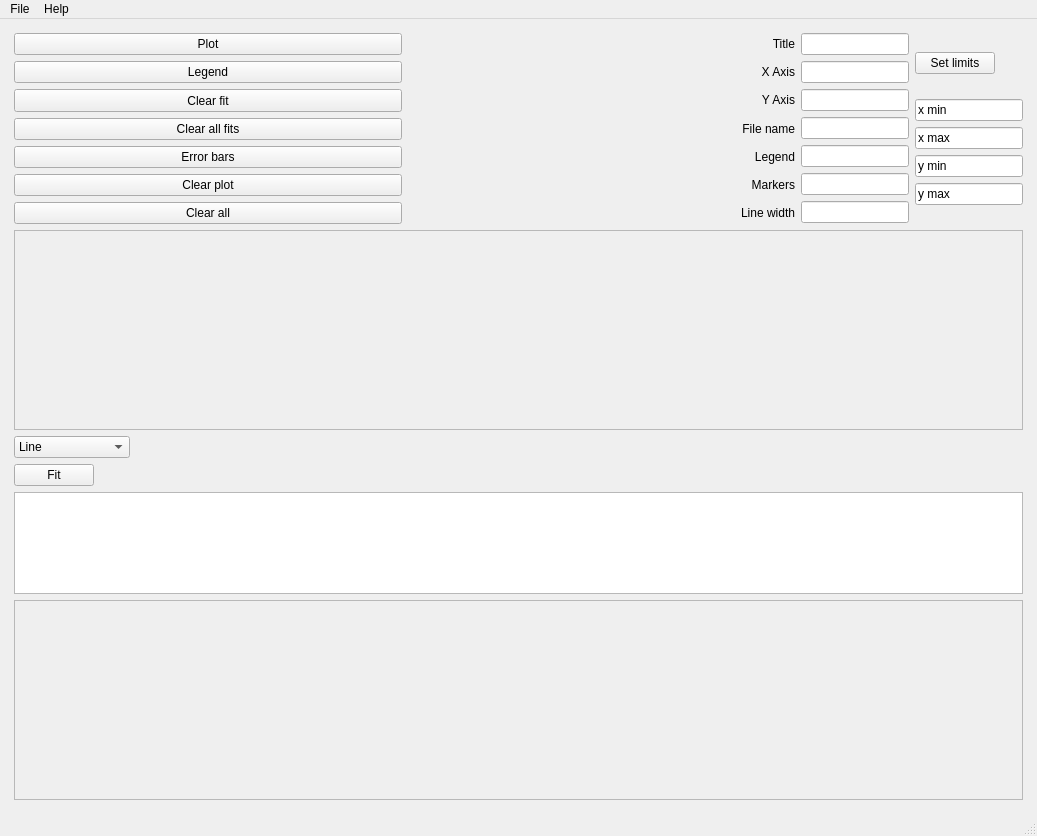
First picture: the form in a.ui, repository Arepop/Quick-Fitter, before the edit.
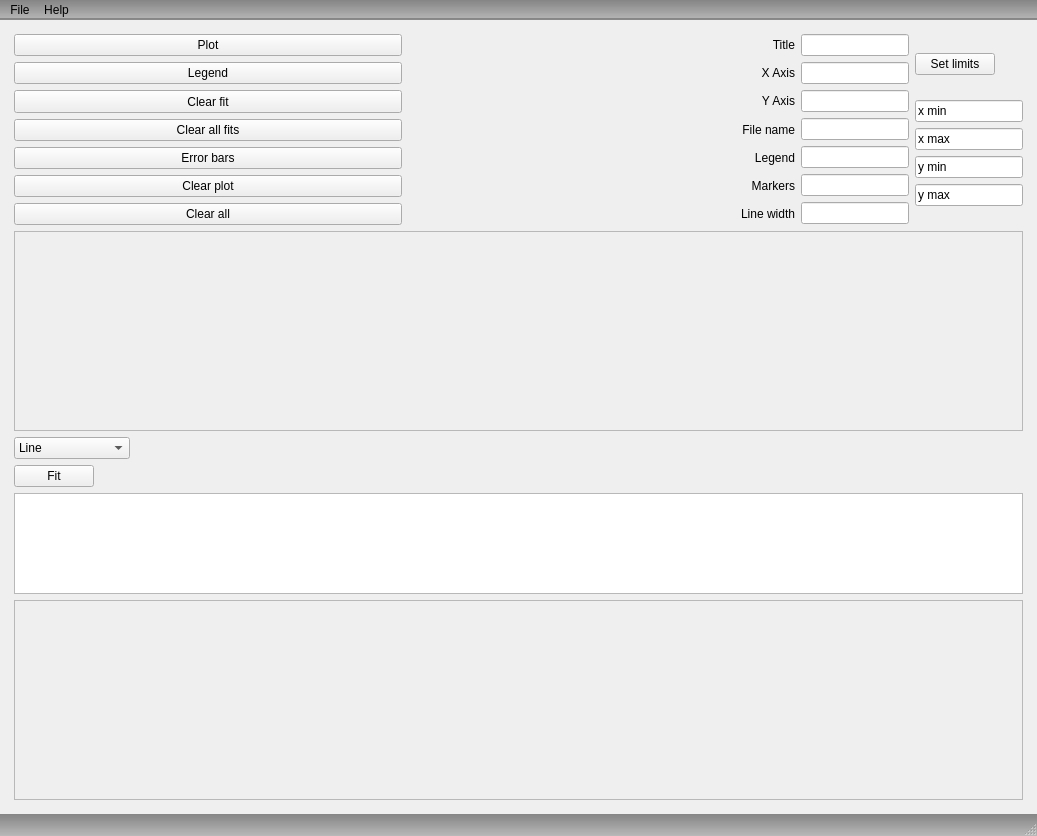
Second picture: the form after the edit. Icons and pictures are not drawn.

What changed in the file:
```diff
--- a/a.ui
+++ b/a.ui
@@ -13,6 +13,349 @@
   <property name="windowTitle">
    <string>Plotting GUI</string>
   </property>
+  <property name="styleSheet">
+   <string notr="true">QToolTip{
+  color:#ffffff;
+  background-color:palette(base);
+  border:1px solid palette(highlight);
+  border-radius:4px;
+}
+QStatusBar{
+  background-color:qlineargradient(x1:0,y1:0,x2:0,y2:1,stop:0 rgba(25,25,25,127),stop:1 rgba(53,53,53,75));
+  color:palette(mid);
+}
+QMenuBar{
+  background-color:qlineargradient(x1:0,y1:0,x2:0,y2:1,stop:0 rgba(25,25,25,127),stop:1 rgba(53,53,53,75));
+  border-bottom:2px solid rgba(25,25,25,75);
+}
+QMenuBar::item{
+  spacing:2px;
+  padding:3px 4px;
+  background:transparent;
+}
+QMenuBar::item:selected{
+  background-color:qlineargradient(x1:0,y1:0,x2:0,y2:1,stop:0 rgba(106,106,106,255),stop:1 rgba(106,106,106,75));
+  border-left:1px solid rgba(106,106,106,127);
+  border-right:1px solid rgba(106,106,106,127);
+}
+QMenuBar::item:pressed{
+  background-color:palette(highlight);
+  border-left:1px solid rgba(25,25,25,127);
+  border-right:1px solid rgba(25,25,25,127);
+}
+QMenu{
+  background-color:palette(window);
+  border:1px solid palette(shadow);
+}
+QMenu::item{
+  padding:3px 25px 3px 25px;
+  border:1px solid transparent;
+}
+QMenu::item:disabled{
+  background-color:rgba(35,35,35,127);
+  color:palette(disabled);
+}
+QMenu::item:selected{
+  border-color:rgba(147,191,236,127);
+  background:palette(highlight);
+}
+QMenu::icon:checked{
+  background-color:qlineargradient(x1:0,y1:1,x2:0,y2:0,stop:0 rgba(25,25,25,127),stop:1 rgba(53,53,53,75));
+  border:1px solid palette(highlight);
+  border-radius:2px;
+}
+QMenu::separator{
+  height:1px;
+  background:palette(alternate-base);
+  margin-left:5px;
+  margin-right:5px;
+}
+QMenu::indicator{
+  width:18px;
+  height:18px;
+}
+QMenu::indicator:non-exclusive:checked{
+  image:url(:/darkstyle/icon_checkbox_checked.png);
+  padding-left:2px;
+}
+QMenu::indicator:non-exclusive:unchecked{
+  image:url(:/darkstyle/icon_checkbox_unchecked.png);
+  padding-left:2px;
+}
+QMenu::indicator:exclusive:checked{
+  image:url(:/darkstyle/icon_radiobutton_checked.png);
+  padding-left:2px;
+}
+QMenu::indicator:exclusive:unchecked{
+  image:url(:/darkstyle/icon_radiobutton_unchecked.png);
+  padding-left:2px;
+}
+QToolBar::top{
+  background-color:qlineargradient(x1:0,y1:0,x2:0,y2:1,stop:0 rgba(25,25,25,127),stop:1 rgba(53,53,53,75));
+  border-bottom:3px solid qlineargradient(x1:0,y1:0,x2:0,y2:1,stop:0 rgba(25,25,25,127),stop:1 rgba(53,53,53,75));
+}
+QToolBar::bottom{
+  background-color:qlineargradient(x1:0,y1:1,x2:0,y2:0,stop:0 rgba(25,25,25,127),stop:1 rgba(53,53,53,75));
+  border-top:3px solid qlineargradient(x1:0,y1:1,x2:0,y2:0,stop:0 rgba(25,25,25,127),stop:1 rgba(53,53,53,75));
+}
+QToolBar::left{
+  background-color:qlineargradient(x1:0,y1:0,x2:1,y2:0,stop:0 rgba(25,25,25,127),stop:1 rgba(53,53,53,75));
+  border-right:3px solid qlineargradient(x1:0,y1:0,x2:1,y2:0,stop:0 rgba(25,25,25,127),stop:1 rgba(53,53,53,75));
+}
+QToolBar::right{
+  background-color:qlineargradient(x1:1,y1:0,x2:0,y2:0,stop:0 rgba(25,25,25,127),stop:1 rgba(53,53,53,75));
+  border-left:3px solid qlineargradient(x1:1,y1:0,x2:0,y2:0,stop:0 rgba(25,25,25,127),stop:1 rgba(53,53,53,75));
+}
+QMainWindow::separator{
+  width:6px;
+  height:5px;
+  padding:2px;
+}
+QSplitter::handle:horizontal{
+  width:10px;
+}
+QSplitter::handle:vertical{
+  height:10px;
+}
+QMainWindow::separator:hover,QSplitter::handle:hover{
+  background:palette(highlight);
+}
+QDockWidget::title{
+  padding:4px;
+  background-color:qlineargradient(x1:0,y1:1,x2:0,y2:0,stop:0 rgba(25,25,25,127),stop:1 rgba(53,53,53,75));
+  border:1px solid rgba(25,25,25,75);
+  border-bottom:2px solid rgba(25,25,25,75);
+}
+QDockWidget{
+  titlebar-close-icon:url(:/darkstyle/icon_close.png);
+  titlebar-normal-icon:url(:/darkstyle/icon_restore.png);
+}
+QDockWidget::close-button,QDockWidget::float-button{
+  subcontrol-position:top right;
+  subcontrol-origin:margin;
+  position:absolute;
+  top:3px;
+  bottom:0px;
+  width:20px;
+  height:20px;
+}
+QDockWidget::close-button{
+  right:3px;
+}
+QDockWidget::float-button{
+  right:25px;
+}
+QGroupBox{
+  background-color:rgba(66,66,66,50%);
+  margin-top:27px;
+  border:1px solid rgba(25,25,25,127);
+  border-top-left-radius:4px;
+  border-top-right-radius:4px;
+}
+QGroupBox::title{
+  subcontrol-origin:margin;
+  subcontrol-position:left top;
+  padding:4px 6px;
+  margin-left:3px;
+  background-color:qlineargradient(x1:0,y1:1,x2:0,y2:0,stop:0 rgba(25,25,25,127),stop:1 rgba(53,53,53,75));
+  border:1px solid rgba(25,25,25,75);
+  border-top-left-radius:4px;
+  border-top-right-radius:4px;
+}
+QTabWidget::pane{
+  background-color:rgba(66,66,66,50%);
+  border-top:1px solid rgba(25,25,25,50%);
+}
+QTabWidget::tab-bar{
+  left:3px;
+  top:1px;
+}
+QTabBar{
+  background-color:transparent;
+  qproperty-drawBase:0;
+  border-bottom:1px solid rgba(25,25,25,50%);
+}
+QTabBar::tab{
+  padding:4px 6px;
+  background-color:qlineargradient(x1:0,y1:1,x2:0,y2:0,stop:0 rgba(25,25,25,127),stop:1 rgba(53,53,53,75));
+  border:1px solid rgba(25,25,25,75);
+  border-top-left-radius:4px;
+  border-top-right-radius:4px;
+}
+QTabBar::tab:selected,QTabBar::tab:hover{
+  background-color:qlineargradient(x1:0,y1:0,x2:0,y2:1,stop:0 rgba(53,53,53,127),stop:1 rgba(66,66,66,50%));
+  border-bottom-color:rgba(66,66,66,75%);
+}
+QTabBar::tab:selected{
+  border-bottom-color:rgba(66,66,66,75%);
+}
+QTabBar::tab:!selected{
+  margin-top:2px;
+}
+QCheckBox::indicator{
+  width:18px;
+  height:18px;
+}
+QCheckBox::indicator:checked,QTreeView::indicator:checked,QTableView::indicator:checked,QGroupBox::indicator:checked{
+  image:url(:/darkstyle/icon_checkbox_checked.png);
+}
+QCheckBox::indicator:checked:pressed,QTreeView::indicator:checked:pressed,QTableView::indicator:checked:pressed,QGroupBox::indicator:checked:pressed{
+  image:url(:/darkstyle/icon_checkbox_checked_pressed.png);
+}
+QCheckBox::indicator:checked:disabled,QTreeView::indicator:checked:disabled,QTableView::indicator:checked:disabled,QGroupBox::indicator:checked:disabled{
+  image:url(:/darkstyle/icon_checkbox_checked_disabled.png);
+}
+QCheckBox::indicator:unchecked,QTreeView::indicator:unchecked,QTableView::indicator:unchecked,QGroupBox::indicator:unchecked{
+  image:url(:/darkstyle/icon_checkbox_unchecked.png);
+}
+QCheckBox::indicator:unchecked:pressed,QTreeView::indicator:unchecked:pressed,QTableView::indicator:unchecked:pressed,QGroupBox::indicator:unchecked:pressed{
+  image:url(:/darkstyle/icon_checkbox_unchecked_pressed.png);
+}
+QCheckBox::indicator:unchecked:disabled,QTreeView::indicator:unchecked:disabled,QTableView::indicator:unchecked:disabled,QGroupBox::indicator:unchecked:disabled{
+  image:url(:/darkstyle/icon_checkbox_unchecked_disabled.png);
+}
+QCheckBox::indicator:indeterminate,QTreeView::indicator:indeterminate,QTableView::indicator:indeterminate,QGroupBox::indicator:indeterminate{
+  image:url(:/darkstyle/icon_checkbox_indeterminate.png);
+}
+QCheckBox::indicator:indeterminate:pressed,QTreeView::indicator:indeterminate:pressed,QTableView::indicator:indeterminate:pressed,QGroupBox::indicator:indeterminate:pressed{
+  image:url(:/darkstyle/icon_checkbox_indeterminate_pressed.png);
+}
+QCheckBox::indicator:indeterminate:disabled,QTreeView::indicator:indeterminate:disabled,QTableView::indicator:indeterminate:disabled,QGroupBox::indicator:indeterminate:disabled{
+  image:url(:/darkstyle/icon_checkbox_indeterminate_disabled.png);
+}
+QRadioButton::indicator{
+  width:18px;
+  height:18px;
+}
+QRadioButton::indicator:checked{
+  image:url(:/darkstyle/icon_radiobutton_checked.png);
+}
+QRadioButton::indicator:checked:pressed{
+  image:url(:/darkstyle/icon_radiobutton_checked_pressed.png);
+}
+QRadioButton::indicator:checked:disabled{
+  image:url(:/darkstyle/icon_radiobutton_checked_disabled.png);
+}
+QRadioButton::indicator:unchecked{
+  image:url(:/darkstyle/icon_radiobutton_unchecked.png);
+}
+QRadioButton::indicator:unchecked:pressed{
+  image:url(:/darkstyle/icon_radiobutton_unchecked_pressed.png);
+}
+QRadioButton::indicator:unchecked:disabled{
+  image:url(:/darkstyle/icon_radiobutton_unchecked_disabled.png);
+}
+QTreeView, QTableView{
+  alternate-background-color:palette(window);
+  background:palette(base);
+}
+QTreeView QHeaderView::section, QTableView QHeaderView::section{
+  /*height:24px;*/
+  background-color:qlineargradient(x1:0,y1:1,x2:0,y2:0,stop:0 rgba(25,25,25,127),stop:1 rgba(53,53,53,75));
+  border-style:none;
+  border-bottom:1px solid palette(dark);
+  padding-left:5px;
+  padding-right:5px;
+}
+QTreeView::item:selected:disabled, QTableView::item:selected:disabled{
+  background:rgb(80,80,80);
+}
+QTreeView::branch{
+  background-color:palette(base);
+}
+QTreeView::branch:has-siblings:!adjoins-item{
+  border-image:url(:/darkstyle/icon_vline.png) 0;
+}
+QTreeView::branch:has-siblings:adjoins-item{
+  border-image:url(:/darkstyle/icon_branch_more.png) 0;
+}
+QTreeView::branch:!has-children:!has-siblings:adjoins-item{
+  border-image:url(:/darkstyle/icon_branch_end.png) 0;
+}
+QTreeView::branch:has-children:!has-siblings:closed,
+QTreeView::branch:closed:has-children:has-siblings{
+  border-image:none;
+  image:url(:/darkstyle/icon_branch_closed.png);
+}
+QTreeView::branch:open:has-children:!has-siblings,
+QTreeView::branch:open:has-children:has-siblings{
+  border-image:none;
+  image:url(:/darkstyle/icon_branch_open.png);
+}
+QScrollBar:vertical{
+  background:palette(base);
+  border-top-right-radius:2px;
+  border-bottom-right-radius:2px;
+  width:16px;
+  margin:0px;
+}
+QScrollBar::handle:vertical{
+  background-color:palette(alternate-base);
+  border-radius:2px;
+  min-height:20px;
+  margin:2px 4px 2px 4px;
+}
+QScrollBar::handle:vertical:hover{
+  background-color:palette(highlight);
+}
+QScrollBar::add-line:vertical{
+  background:none;
+  height:0px;
+  subcontrol-position:right;
+  subcontrol-origin:margin;
+}
+QScrollBar::sub-line:vertical{
+  background:none;
+  height:0px;
+  subcontrol-position:left;
+  subcontrol-origin:margin;
+}
+QScrollBar:horizontal{
+  background:palette(base);
+  height:16px;
+  margin:0px;
+}
+QScrollBar::handle:horizontal{
+  background-color:palette(alternate-base);
+  border-radius:2px;
+  min-width:20px;
+  margin:4px 2px 4px 2px;
+}
+QScrollBar::handle:horizontal:hover{
+  background-color:palette(highlight);
+}
+QScrollBar::add-line:horizontal{
+  background:none;
+  width:0px;
+  subcontrol-position:bottom;
+  subcontrol-origin:margin;
+}
+QScrollBar::sub-line:horizontal{
+  background:none;
+  width:0px;
+  subcontrol-position:top;
+  subcontrol-origin:margin;
+}
+QSlider::handle:horizontal{
+  border-radius:4px;
+  border:1px solid rgba(25,25,25,255);
+  background-color:palette(alternate-base);
+  min-height:20px;
+  margin:0 -4px;
+}
+QSlider::handle:horizontal:hover{
+  background:palette(highlight);
+}
+QSlider::add-page:horizontal{
+  background:palette(base);
+}
+QSlider::sub-page:horizontal{
+  background:palette(highlight);
+}
+QSlider::sub-page:horizontal:disabled{
+  background:rgb(80,80,80);
+}</string>
+  </property>
   <widget class="QWidget" name="centralwidget">
    <layout class="QGridLayout" name="gridLayout_3">
     <item row="1" column="1">
@@ -25,6 +368,9 @@
            <layout class="QVBoxLayout" name="verticalLayout">
             <item>
              <widget class="QPushButton" name="plotButton">
+              <property name="styleSheet">
+               <string notr="true"/>
+              </property>
               <property name="text">
                <string>Plot</string>
               </property>
@@ -355,7 +701,7 @@
                 <x>0</x>
                 <y>20</y>
                 <width>501</width>
-                <height>181</height>
+                <height>203</height>
                </rect>
               </property>
               <layout class="QGridLayout" name="gridLayout"/>
@@ -546,7 +892,7 @@
      <x>0</x>
      <y>0</y>
      <width>1037</width>
-     <height>21</height>
+     <height>22</height>
     </rect>
    </property>
    <widget class="QMenu" name="menuFile">
```
